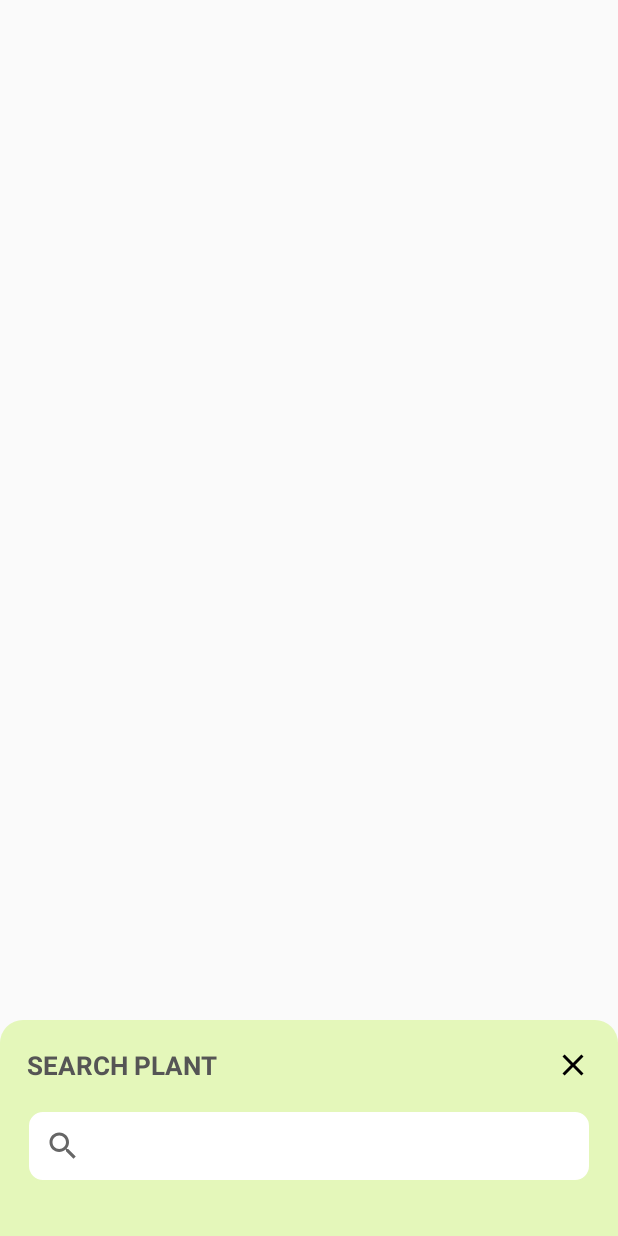
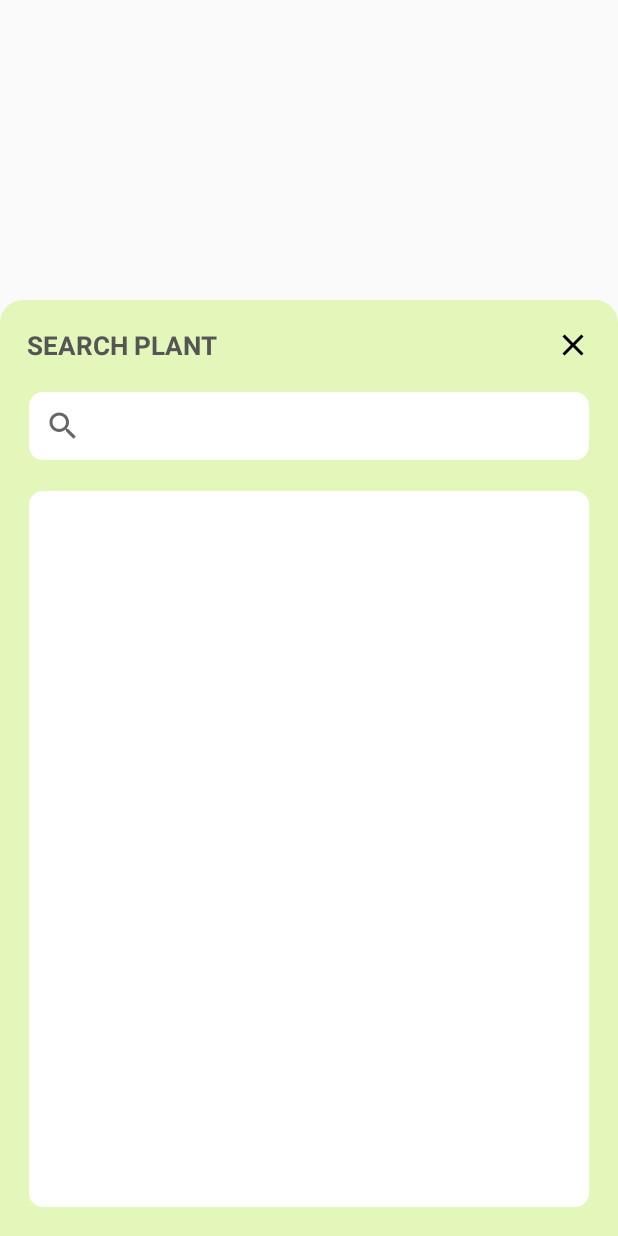
Before and after one commit to jiyeung-yun/teamc_capstone_design, an Android app: the layout activity_search_plant.xml on its own in the app's theme, with its tools: preview values and no code run, on a phone screen of 412 x 824 dp. Run offline under Robolectric (Android 15) with nearby library versions, the phone set to English and light mode, and no system bars.

Commit message:
수정 사항

```diff
--- a/Capstone/app/src/main/java/com/Capstone/plantplant/control/KindSearchAdapter.java
+++ b/Capstone/app/src/main/java/com/Capstone/plantplant/control/KindSearchAdapter.java
@@ -25,7 +25,7 @@ public class KindSearchAdapter extends RecyclerView.Adapter<KindSearchAdapter.Vi
     @Override
     public ViewHolder onCreateViewHolder(@NonNull ViewGroup parent, int viewType) {
         LayoutInflater inflater = LayoutInflater.from(parent.getContext());
-        View itemView = inflater.inflate(R.layout.item_list, parent, false);
+        View itemView = inflater.inflate(R.layout.item_string, parent, false);
 
         return new ViewHolder(itemView,onAdapterItemClickListener);
     }
--- a/Capstone/app/src/main/res/layout/activity_list.xml
+++ b/Capstone/app/src/main/res/layout/activity_list.xml
@@ -21,9 +21,11 @@
             app:contentInsetStart="0dp">
 
             <LinearLayout
+                android:id="@+id/ly_information"
                 android:layout_width="wrap_content"
                 android:layout_height="wrap_content"
                 android:layout_gravity="center"
+                android:clickable="true"
                 android:orientation="horizontal">
 
                 <TextView
--- a/Capstone/app/src/main/res/layout/activity_regiplant.xml
+++ b/Capstone/app/src/main/res/layout/activity_regiplant.xml
@@ -89,8 +89,7 @@
                         android:clickable="true"
                         android:ems="10"
                         android:hint="식물의 종류를 입력해주세요"
-                        android:padding="@dimen/editbox_padding"
-                        android:text="test" />
+                        android:padding="@dimen/editbox_padding" />
 
                 </LinearLayout>
 
--- a/Capstone/app/src/main/res/layout/activity_search_plant.xml
+++ b/Capstone/app/src/main/res/layout/activity_search_plant.xml
@@ -3,13 +3,13 @@
     xmlns:app="http://schemas.android.com/apk/res-auto"
     xmlns:tools="http://schemas.android.com/tools"
     android:layout_width="match_parent"
-    android:layout_height="match_parent"
-    android:paddingTop="@dimen/frame_margin_top">
+    android:layout_height="match_parent">
 
     <LinearLayout
         android:layout_width="match_parent"
-        android:layout_height="wrap_content"
+        android:layout_height="match_parent"
         android:layout_gravity="bottom"
+        android:layout_marginTop="@dimen/frame_margin_top"
         android:background="@drawable/pop_primary_background"
         android:gravity="center"
         android:orientation="vertical"
@@ -17,7 +17,7 @@
 
         <LinearLayout
             android:layout_width="match_parent"
-            android:layout_height="match_parent"
+            android:layout_height="wrap_content"
             android:orientation="horizontal">
 
             <TextView
@@ -41,7 +41,7 @@
         <androidx.appcompat.widget.SearchView
             android:id="@+id/search_kind"
             android:layout_width="match_parent"
-            android:layout_height="match_parent"
+            android:layout_height="wrap_content"
             android:layout_marginTop="@dimen/side_padding"
             android:background="@drawable/blank_background"
             android:queryHint="식물의 종류를 입력해주세요" />
@@ -52,7 +52,24 @@
             android:layout_height="match_parent"
             android:layout_marginTop="@dimen/side_padding"
             android:background="@drawable/blank_background" />
+
     </LinearLayout>
+
+    <FrameLayout
+        android:id="@+id/fy_progressBar"
+        android:layout_width="match_parent"
+        android:layout_height="match_parent"
+        android:background="@color/cardview_shadow_start_color"
+        android:visibility="gone">
+
+        <ProgressBar
+            android:id="@+id/progressBar_plant"
+            style="?android:attr/progressBarStyle"
+            android:layout_width="wrap_content"
+            android:layout_height="wrap_content"
+            android:layout_gravity="center" />
+    </FrameLayout>
+
 
 
 </FrameLayout>
```
Also changed, not shown: Capstone/app/src/main/java/com/Capstone/plantplant/ListActivity.java (+10 -17 lines), Capstone/app/src/main/java/com/Capstone/plantplant/SearchPlantActivity.java (+132 -66 lines).
